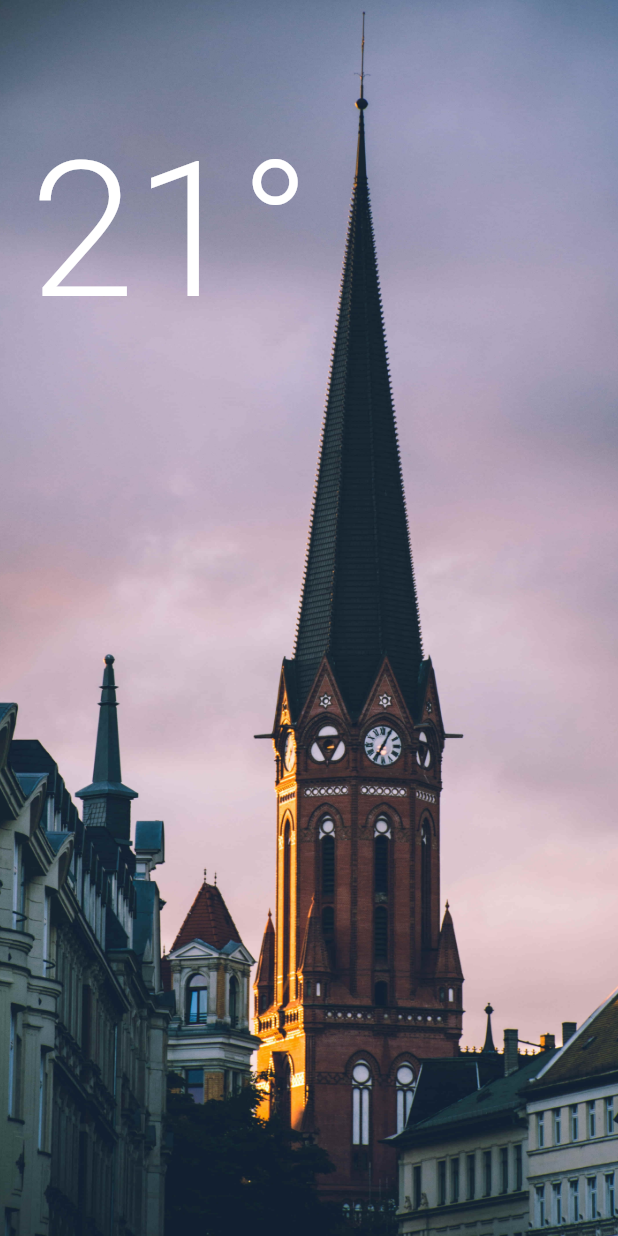
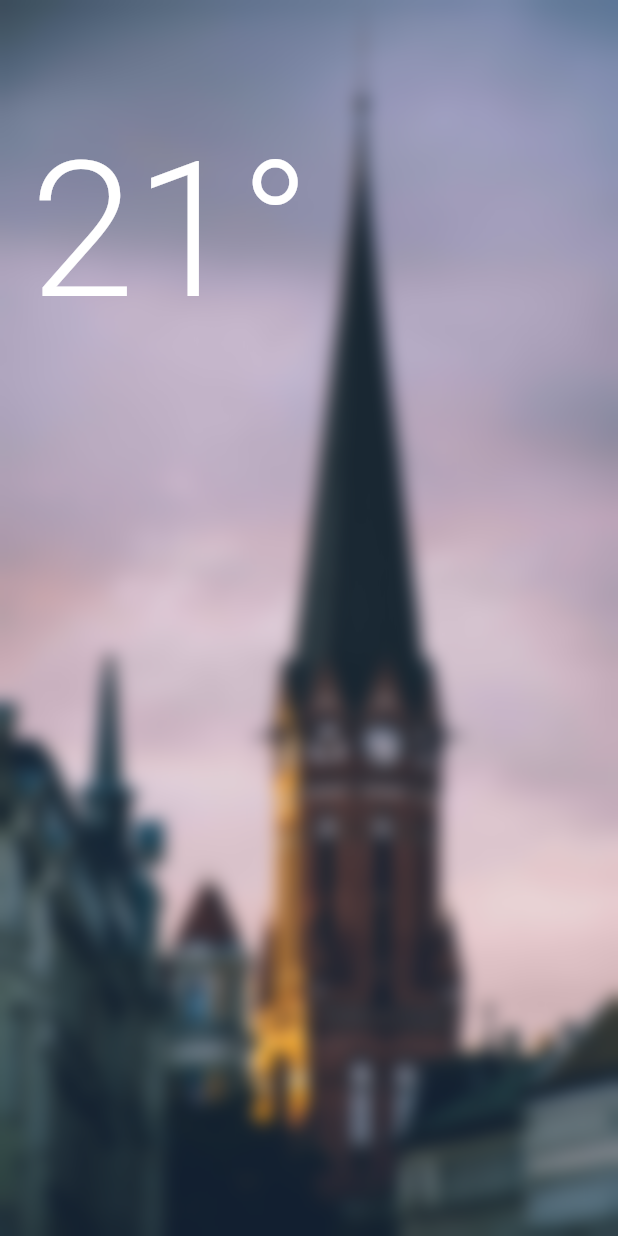
Before and after one commit to cyb9701/flutter-practice, a Flutter app: the screen it shows after launch, scrolled down 576 dp, on a phone screen of 412 x 824 dp. Run offline on Flutter 3.47's test engine with Material 2 defaults, Android fonts, the phone set to English and light mode, and no system bars.

Commit message:
- Weather App

```diff
--- a/lib/components/weather_background.dart
+++ b/lib/components/weather_background.dart
@@ -1,3 +1,5 @@
+import 'dart:ui';
+
 import 'package:flutter/material.dart';
 import 'package:fluttertiempo/pages/main_page.dart';
 import 'package:fluttertiempo/provider/pos.dart';
@@ -24,7 +26,17 @@ class WeatherBackground extends StatelessWidget {
         ),
         Consumer<Sigma>(
           builder: (context, sigma, child) {
-            return Container();
+            return Positioned.fill(
+              child: BackdropFilter(
+                filter: ImageFilter.blur(
+                  sigmaX: sigma.getSigma,
+                  sigmaY: sigma.getSigma,
+                ),
+                child: Container(
+                  color: Colors.black.withOpacity(0),
+                ),
+              ),
+            );
           },
         ),
       ],
```
